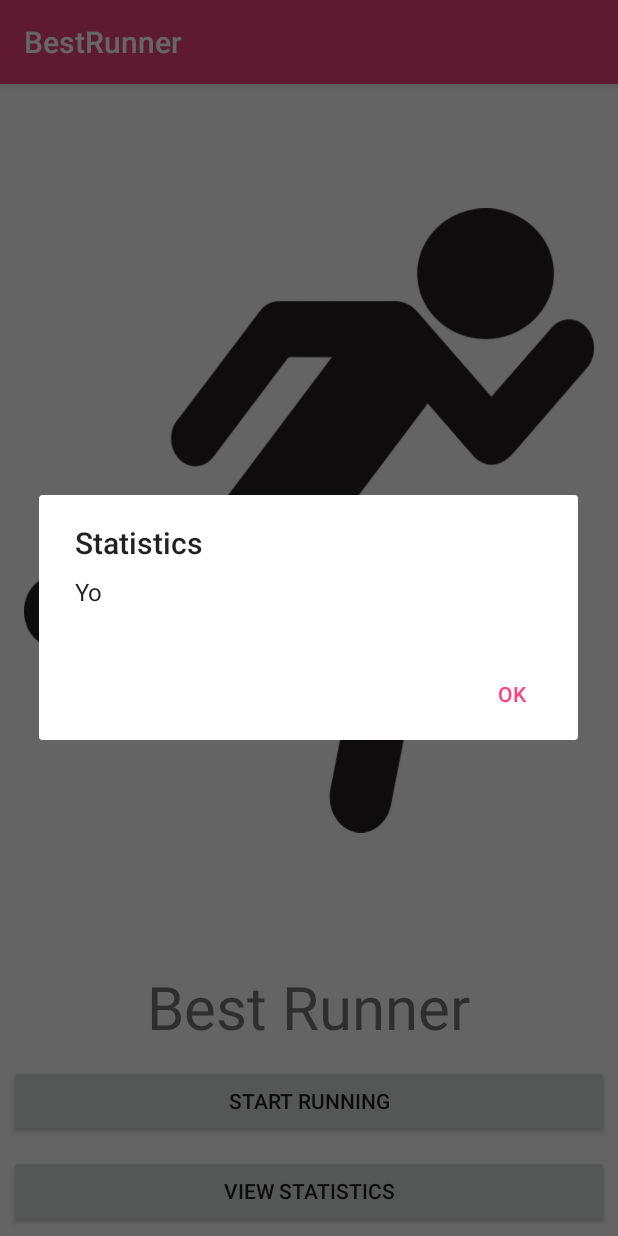
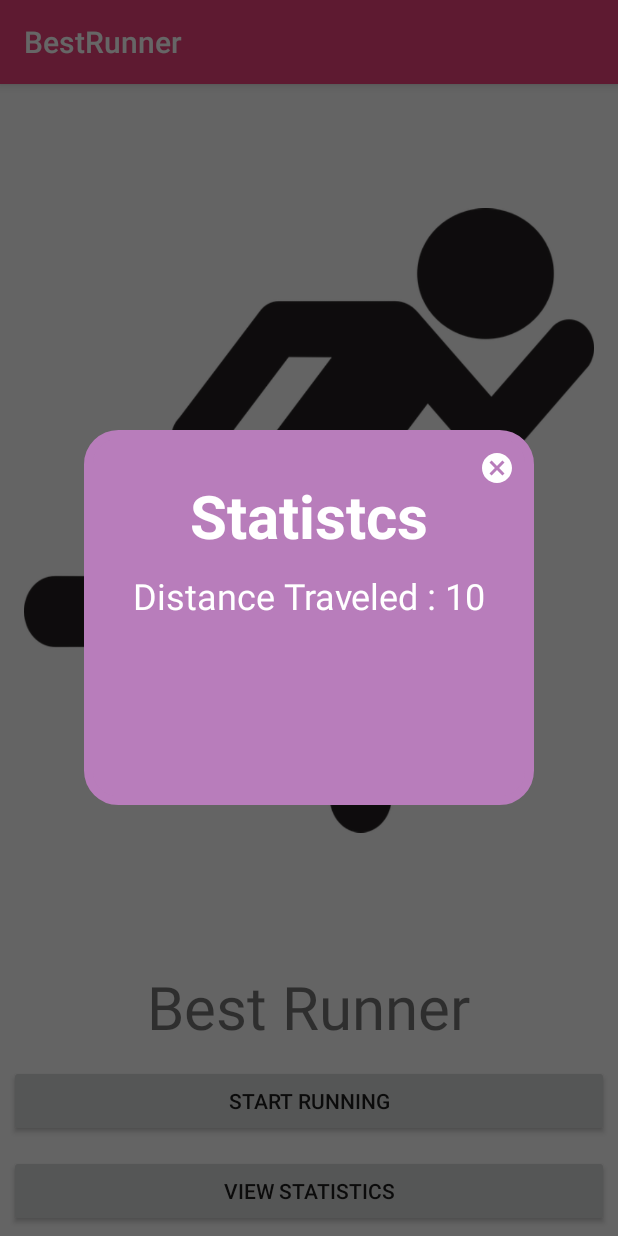
Before and after one commit to 2x0c0h1/BestRunner, an Android app: the screen it shows after launch (StartActivity), after a tap on "VIEW STATISTICS", on a phone screen of 412 x 824 dp. Run offline under Robolectric (Android 15) with nearby library versions, the phone set to English and light mode, and no system bars.

Commit message:
Added dialog box for stats.

```diff
--- a/app/src/main/java/com/example/cxo05/bestrunner/StartActivity.java
+++ b/app/src/main/java/com/example/cxo05/bestrunner/StartActivity.java
@@ -3,6 +3,9 @@ package com.example.cxo05.bestrunner;
 import android.content.Context;
 import android.content.DialogInterface;
 import android.content.Intent;
+import android.content.SharedPreferences;
+import android.graphics.Color;
+import android.graphics.drawable.ColorDrawable;
 import android.location.LocationManager;
 import android.net.ConnectivityManager;
 import android.net.NetworkInfo;
@@ -11,12 +14,14 @@ import android.provider.Settings;
 import android.support.v7.app.AlertDialog;
 import android.support.v7.app.AppCompatActivity;
 import android.view.View;
+import android.view.WindowManager;
 
 /**
  * Created by Ang Family on 11/11/2017.
  */
 
 public class StartActivity extends AppCompatActivity{
+
 	@Override
 	protected void onCreate(Bundle savedInstanceState) {
 		super.onCreate(savedInstanceState);
@@ -79,6 +84,13 @@ public class StartActivity extends AppCompatActivity{
 			dialog.setCancelable(false);
 			dialog.show();
 		}
+
+		SharedPreferences sharedPref = this.getSharedPreferences("Preferences",Context.MODE_PRIVATE);
+
+		//TODO Remove when distance is added dynamically
+		SharedPreferences.Editor editor = sharedPref.edit();
+		editor.putInt("Distance", 10);
+		editor.apply();
 	}
 
 	public void Start(View v){
@@ -87,12 +99,11 @@ public class StartActivity extends AppCompatActivity{
 	}
 
 	public void Stats(View v){
-		final AlertDialog.Builder builder2;
-		builder2 = new AlertDialog.Builder(this);
-		builder2.setTitle("Statistics");
-		builder2.setMessage("Yo");
-		builder2.setNegativeButton("OK", null);
-		builder2.show();
+		StatsDialog asd = new StatsDialog(StartActivity.this);
+		asd.getWindow().setBackgroundDrawable(new ColorDrawable(Color.TRANSPARENT));
+		asd.getWindow().setFlags(WindowManager.LayoutParams.FLAG_NOT_FOCUSABLE, WindowManager.LayoutParams.FLAG_NOT_FOCUSABLE);
+		asd.show();
+		asd.getWindow().getDecorView().setSystemUiVisibility(getWindow().getDecorView().getSystemUiVisibility());
+		asd.getWindow().clearFlags(WindowManager.LayoutParams.FLAG_NOT_FOCUSABLE);
 	}
-
 }
--- /dev/null
+++ b/app/src/main/java/com/example/cxo05/bestrunner/StatsDialog.java
@@ -0,0 +1,42 @@
+package com.example.cxo05.bestrunner;
+
+import android.app.Dialog;
+import android.content.Context;
+import android.content.SharedPreferences;
+import android.os.Bundle;
+import android.support.annotation.NonNull;
+import android.view.View;
+import android.view.Window;
+import android.widget.ImageButton;
+import android.widget.TextView;
+
+/**
+ * Created by xavie on 11/11/2017.
+ */
+
+public class StatsDialog extends Dialog implements View.OnClickListener{
+
+    public StatsDialog (@NonNull Context context){
+        super(context);
+    }
+
+    protected void onCreate(Bundle savedInstanceState) {
+        super.onCreate(savedInstanceState);
+        requestWindowFeature(Window.FEATURE_NO_TITLE);
+        setContentView(R.layout.info_dialog);
+        ImageButton button = (ImageButton) findViewById(R.id.close);
+        button.setOnClickListener(this);
+
+        TextView details = (TextView) findViewById(R.id.stats_details);
+
+        SharedPreferences sharedPref = getContext().getSharedPreferences("Preferences",Context.MODE_PRIVATE);
+
+        String string = "Distance Traveled : " + sharedPref.getInt("Distance", 0);
+        details.setText(string);
+    }
+
+    @Override
+    public void onClick(View view) {
+        dismiss();
+    }
+}
--- /dev/null
+++ b/app/src/main/res/drawable/curve_corners.xml
@@ -0,0 +1,14 @@
+<?xml version="1.0" encoding="utf-8"?>
+<shape xmlns:android="http://schemas.android.com/apk/res/android" >
+    <solid android:color="#FFF" />
+    <stroke
+        android:width="6dp"
+        android:color="#000" />
+
+    <corners
+        android:bottomLeftRadius="20dp"
+        android:bottomRightRadius="20dp"
+        android:topLeftRadius="20dp"
+        android:topRightRadius="20dp" />
+
+</shape>
--- /dev/null
+++ b/app/src/main/res/drawable/ic_cancel.xml
@@ -0,0 +1,9 @@
+<vector xmlns:android="http://schemas.android.com/apk/res/android"
+        android:width="24dp"
+        android:height="24dp"
+        android:viewportWidth="24.0"
+        android:viewportHeight="24.0">
+    <path
+        android:fillColor="#FFF"
+        android:pathData="M12,2C6.47,2 2,6.47 2,12s4.47,10 10,10 10,-4.47 10,-10S17.53,2 12,2zM17,15.59L15.59,17 12,13.41 8.41,17 7,15.59 10.59,12 7,8.41 8.41,7 12,10.59 15.59,7 17,8.41 13.41,12 17,15.59z"/>
+</vector>
--- /dev/null
+++ b/app/src/main/res/layout/info_dialog.xml
@@ -0,0 +1,43 @@
+<?xml version="1.0" encoding="utf-8"?>
+<RelativeLayout xmlns:android="http://schemas.android.com/apk/res/android"
+    android:layout_width="300dp"
+    android:layout_height="250dp"
+    android:background="@drawable/curve_corners"
+    android:backgroundTint="@color/orchid">
+
+    <ImageButton
+        android:layout_width="50dp"
+        android:layout_height="50dp"
+        android:layout_alignParentEnd="true"
+        android:src="@drawable/ic_cancel"
+        android:background="@null"
+        android:id="@+id/close"
+        />
+
+    <LinearLayout
+        android:layout_width="match_parent"
+        android:layout_height="match_parent"
+        android:orientation="vertical"
+        android:layout_marginTop="10dp"
+        android:padding="10dp">
+
+        <TextView
+            android:layout_width="wrap_content"
+            android:layout_height="wrap_content"
+            android:layout_gravity="center"
+            android:layout_margin="10dp"
+            android:text="Statistcs"
+            android:textColor="@android:color/white"
+            android:textSize="40sp"
+            android:textStyle="bold"
+            android:id="@+id/about_title"/>
+
+        <TextView
+            android:layout_width="match_parent"
+            android:layout_height="wrap_content"
+            android:textColor="@color/white"
+            android:textSize="24sp"
+            android:textAlignment="center"
+            android:id="@+id/stats_details"/>
+    </LinearLayout>
+</RelativeLayout>
--- a/app/src/main/res/values/colors.xml
+++ b/app/src/main/res/values/colors.xml
@@ -3,4 +3,7 @@
     <color name="colorPrimary">#EC407A</color>
     <color name="colorPrimaryDark">#D81B60</color>
     <color name="colorAccent">#FF4081</color>
+
+    <color name="orchid">#b87dbb</color>
+    <color name="white">#FFF</color>
 </resources>
```
